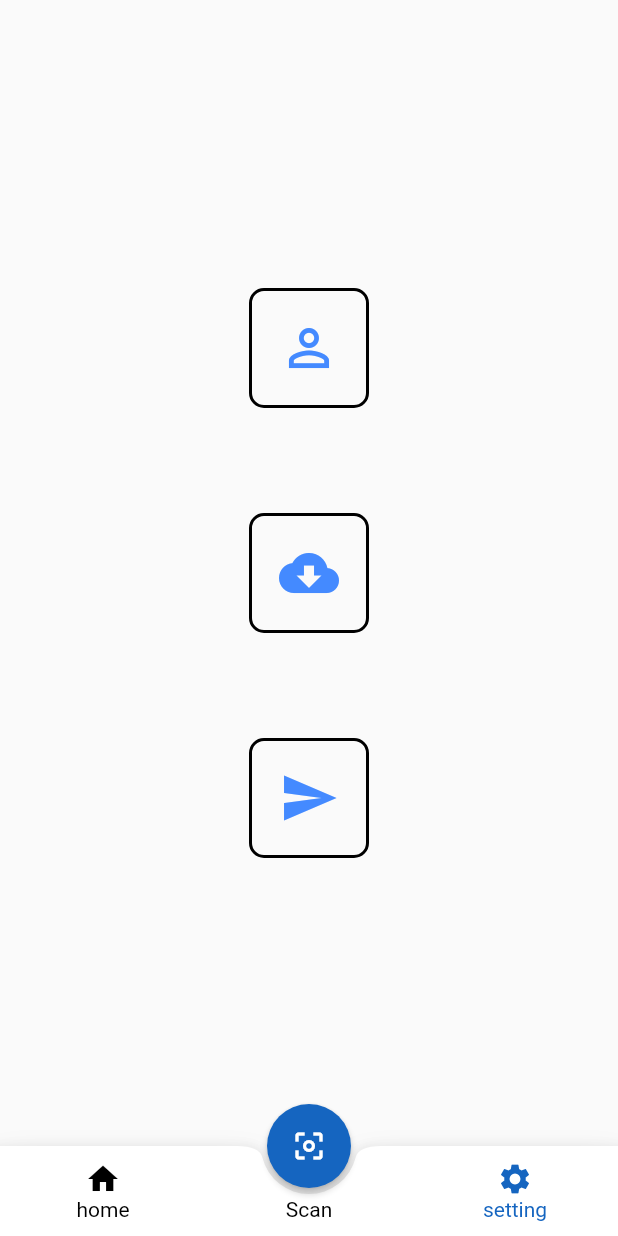
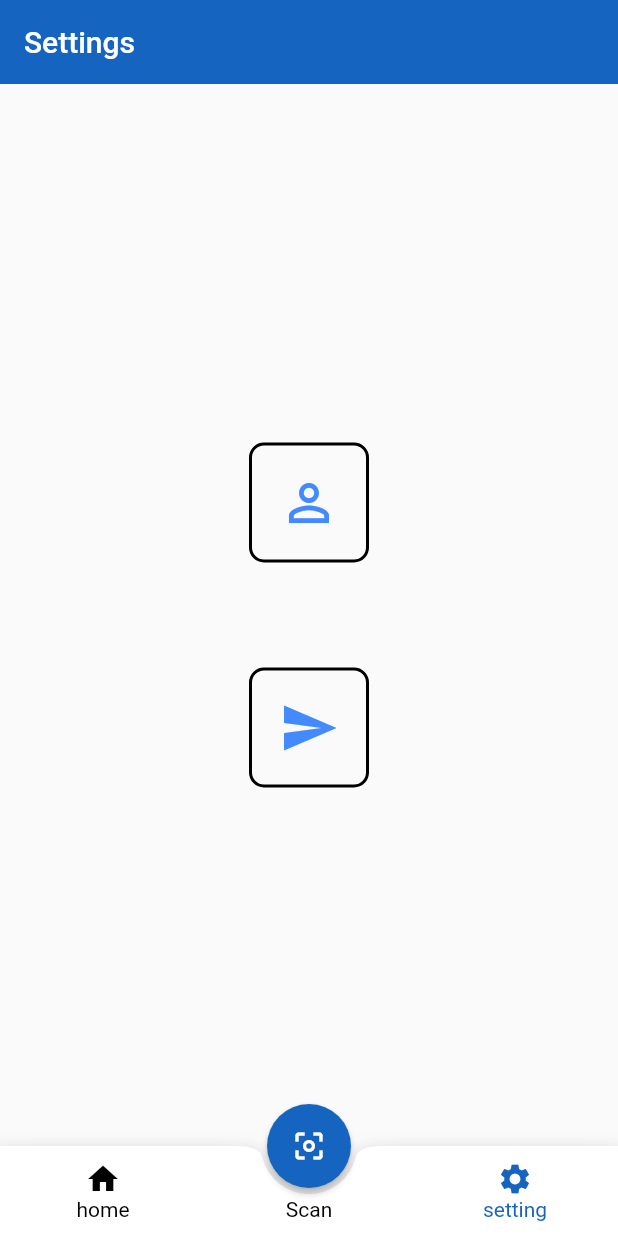
Before and after one commit to codeatgarage/flutter-code-scan, a Flutter app: the screen it shows after launch, after a tap on "setting", after a tap on the "send" icon, on a phone screen of 412 x 824 dp. Run offline on Flutter 3.47's test engine with Material 2 defaults, Android fonts, the phone set to English and light mode, and no system bars; our stand-ins replace csv, date_format, sqflite; missing offline and left inert: async_loader, barcode_scan; accounts and stored records are empty.

```diff
--- a/lib/home.dart
+++ b/lib/home.dart
@@ -3,6 +3,7 @@ import 'package:code_scann/utils/common.utils.dart';
 import 'package:code_scann/fab_bottom_app_bar.dart';
 import 'package:code_scann/listing_page.dart';
 import 'package:code_scann/models/scanner_model.dart';
+import 'package:code_scann/utils/csv_handler.dart';
 import 'package:code_scann/utils/scanner_utils.dart';
 import 'package:code_scann/setting_page.dart';
 import 'package:code_scann/utils/report_service.dart';
--- a/lib/listing_page.dart
+++ b/lib/listing_page.dart
@@ -86,7 +86,7 @@ class _CodeListingState extends State<CodeListing> {
         title: Text('Code List'),
         elevation: 0.0,
         backgroundColor: bgColor,
-        actions: <Widget>[
+        /*actions: <Widget>[
           IconButton(
             icon: Icon(
               Icons.refresh,
@@ -94,7 +94,7 @@ class _CodeListingState extends State<CodeListing> {
             ),
             onPressed: onRefresh,
           )
-        ],
+        ],*/
       ),
       body: Container(
         margin: EdgeInsets.all(5.0),
--- a/lib/setting_page.dart
+++ b/lib/setting_page.dart
@@ -1,13 +1,17 @@
 import 'package:code_scann/models/user_model.dart';
+import 'package:code_scann/utils/common.utils.dart';
+import 'package:code_scann/utils/csv_handler.dart';
 import 'package:code_scann/utils/report_service.dart';
 import 'package:flutter/material.dart';
 
+var bgColor = Colors.blue[800];
 class SettingsPage extends StatefulWidget {
   @override
   _SettingsPageState createState() => _SettingsPageState();
 }
 
 class _SettingsPageState extends State<SettingsPage> {
+  GlobalKey<ScaffoldState> settingsPageKey = new GlobalKey<ScaffoldState>();
   TextEditingController _userNameController = new TextEditingController();
   TextEditingController _passwordController = new TextEditingController();
   TextEditingController _clientIdController = new TextEditingController();
@@ -20,7 +24,14 @@ class _SettingsPageState extends State<SettingsPage> {
 
   @override
   Widget build(BuildContext context) {
-    return Container(
+    return Scaffold(
+      key: settingsPageKey,
+      appBar: AppBar(
+        title: Text('Settings'),
+        elevation: 0.0,
+        backgroundColor: bgColor,
+      ),
+      body: Container(
         child: Center(
           child: Column(
             mainAxisSize: MainAxisSize.min,
@@ -43,7 +54,7 @@ class _SettingsPageState extends State<SettingsPage> {
                   },
                 ),
               ),
-            SizedBox(
+              /*SizedBox(
               height: 30.0,
             ),
             Container(
@@ -63,7 +74,7 @@ class _SettingsPageState extends State<SettingsPage> {
                   print('open form for user name & password');
                 },
               ),
-            ),
+            ),*/
               SizedBox(
                 height: 30.0,
               ),
@@ -80,12 +91,24 @@ class _SettingsPageState extends State<SettingsPage> {
                   icon: Icon(Icons.send),
                   iconSize: 40.0,
                   color: Colors.blueAccent,
-                onPressed: () {
-                  print('open form for user name & password');
+                  onPressed: () async {
+                    var result = await submitReport();
+                    if(result == null) {
+                      CommonUtils.showSnackBar(
+                          settingsPageKey, 'Some thing went wrong ! please try again.', null);
+                    } else if(result == 'userNotFound') {
+                      CommonUtils.showSnackBar(
+                          settingsPageKey, 'Invalid User, Please save user details!', null);
+                    }
+                    else {
+                      CommonUtils.showSnackBar(
+                          settingsPageKey, 'Successfully send to server!', null);
+                    }
                   },
                 ),
               ),
             ],
+          ),
         ),
       ),
     );
--- a/lib/utils/csv_handler.dart
+++ b/lib/utils/csv_handler.dart
@@ -1,4 +1,65 @@
+import 'dart:io';
+import 'package:code_scann/models/user_model.dart';
+import 'package:http_parser/http_parser.dart';
+import 'package:path_provider/path_provider.dart';
+import 'package:code_scann/utils/report_service.dart';
+import 'package:csv/csv.dart';
+import 'package:code_scann/models/scanner_model.dart';
+import 'package:http/http.dart' as http;
 
-processListToCsv() {
+// load local path
+Future<String> get _localPath async {
+  final directory = await getApplicationDocumentsDirectory();
+  return directory.path;
+}
 
+Future<File> get _localFile async {
+  final path = await _localPath;
+  var currentDate = DateTime.now();
+  return File('$path/reports_${currentDate.millisecondsSinceEpoch}.txt');
 }
+
+Future<File> writeCsvToFile(String reportData) async {
+  final file = await _localFile;
+  return file.writeAsString('$reportData');
+}
+
+Future<File> processListToCsv() async {
+  List<List<dynamic>> codeListHolder = List<List<dynamic>>();
+  List<ScannerModel> scannerList = List<ScannerModel>();
+  scannerList = await loadReports();
+  for (int i = 0; i < scannerList.length; i++) {
+    List<dynamic> row = List();
+    List<dynamic> timeHolder = scannerList[i].cDate.split(' ');
+    row.add(scannerList[i].eanCode);
+    row.add(timeHolder[1]);
+    row.add(timeHolder[0]);
+    codeListHolder.add(row);
+  }
+  String reportCsv = const ListToCsvConverter().convert(codeListHolder);
+  return await writeCsvToFile(reportCsv);
+}
+
+submitReport() async {
+  UserModel user = await loadUser();
+  if(user == null ){
+    return 'userNotFound';
+  }
+  var reportSaveUrl = Uri.parse("https://homecaresoft.cz/indata/in.php");
+  var request = new http.MultipartRequest("POST", reportSaveUrl);
+  var csvFile = await processListToCsv();
+
+  request.fields['clientid'] = user.clientId;
+  request.fields['username'] = user.userName;
+  request.fields['password'] = user.password;
+
+  request.files.add(new http.MultipartFile.fromBytes('report.txt', await csvFile.readAsBytes(),
+      contentType: new MediaType('application', 'octet-stream')));
+  http.StreamedResponse response = await request.send();
+  if(response.statusCode == 200 && response.reasonPhrase == 'OK') {
+     csvFile.delete();
+     return true;
+  } else {
+     return null;
+  }
+}
```
Also changed, not shown: lib/utils/report_service.dart (+4 -12 lines), 1 other file. Lines whose indentation alone changed are shown as unchanged.
